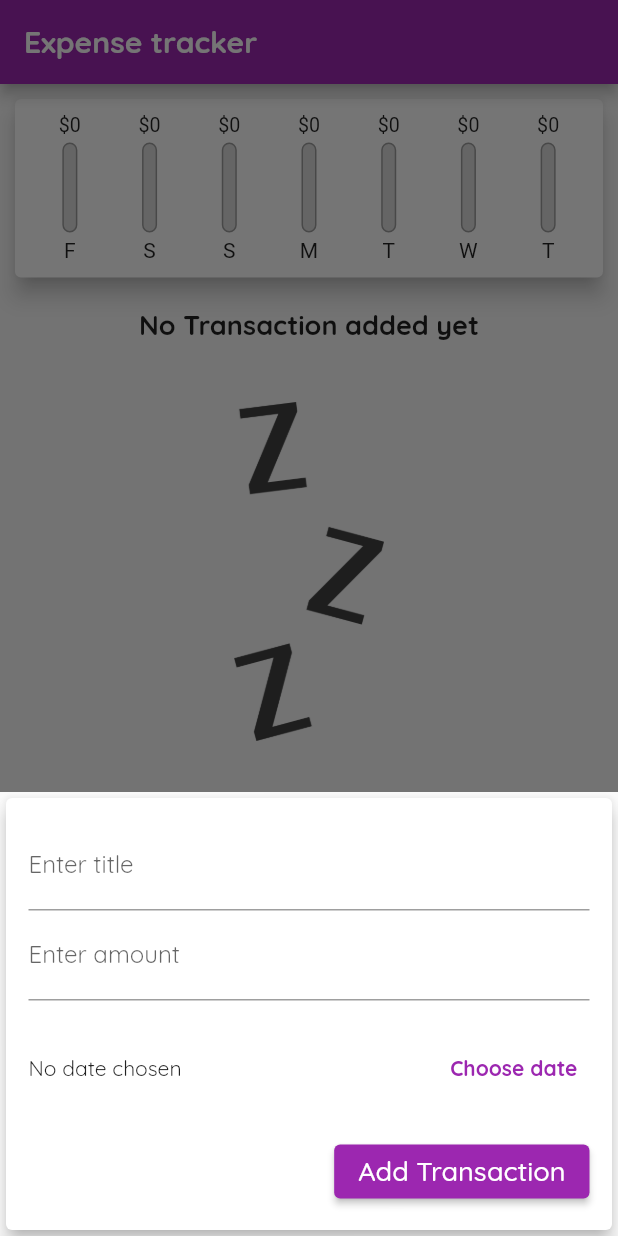
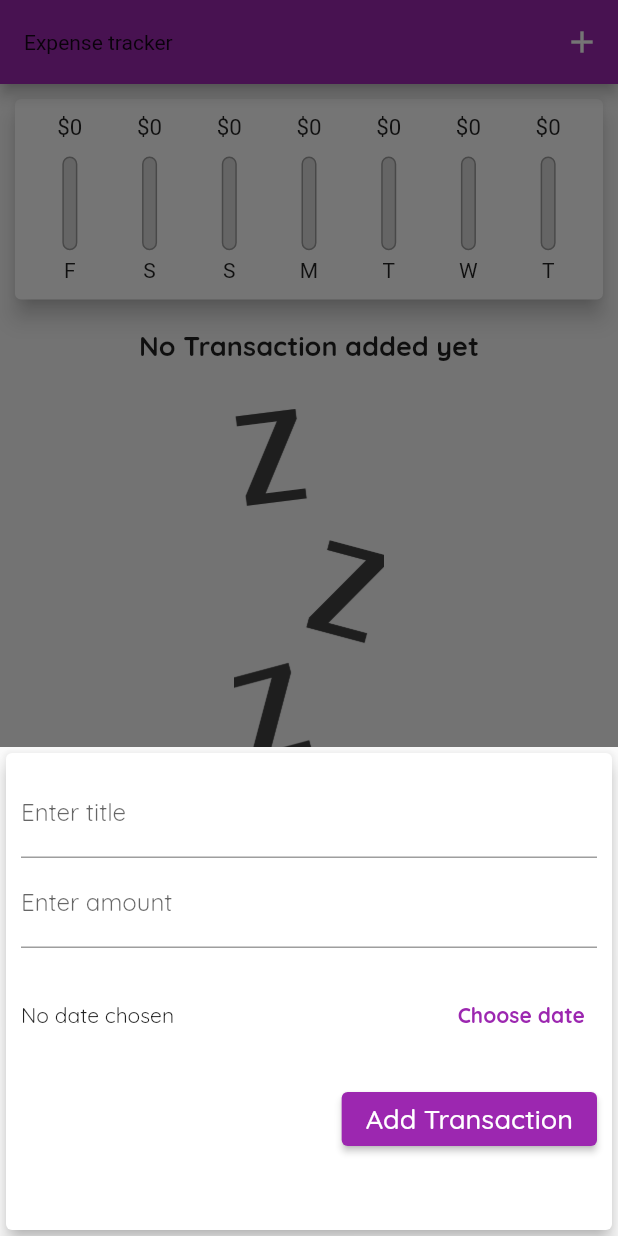
Before and after one commit to inedjosh/expense-tracker-app, a Flutter app: the screen it shows after launch, after a tap on the "add" icon, on a phone screen of 412 x 824 dp. Run offline on Flutter 3.47's test engine with Material 2 defaults, Android fonts, the phone set to English and light mode, and no system bars.

Commit message:
added responsiveness

```diff
--- a/expense_tracker/lib/main.dart
+++ b/expense_tracker/lib/main.dart
@@ -1,22 +1,52 @@
 import 'package:expense_tracker/widgets/transaction_list.dart';
+import 'package:flutter/services.dart';
+import 'dart:io';
+import 'package:flutter/cupertino.dart';
 
 import './widgets/new_transaction.dart';
 import 'package:flutter/material.dart';
 import './models/transaction.dart';
 import './widgets/chart.dart';
 
-void main() {
-  runApp(MainApp());
+// void main() {
+//   WidgetsFlutterBinding.ensureInitialized();
+//   SystemChrome.setPreferredOrientations(
+//       [DeviceOrientation.portraitDown, DeviceOrientation.portraitUp]);
+//   runApp(MyApp());
+// }
+
+void main() => runApp(MyApp());
+
+class MyApp extends StatelessWidget {
+  @override
+  Widget build(BuildContext context) {
+    return MaterialApp(
+      debugShowCheckedModeBanner: false,
+      theme: ThemeData(
+          primarySwatch: Colors.purple,
+          fontFamily: 'QuickSand',
+          textTheme: ThemeData.light().textTheme.copyWith(
+              headline6: TextStyle(
+                  fontFamily: "QuickSand",
+                  fontSize: 18,
+                  fontWeight: FontWeight.bold)),
+          appBarTheme: AppBarTheme(
+              textTheme: ThemeData.light().textTheme.copyWith(
+                  headline5: TextStyle(
+                      fontFamily: 'QuickSand',
+                      fontSize: 20,
+                      fontWeight: FontWeight.bold)))),
+      home: MyHomePage(),
+    );
+  }
 }
 
-class MainApp extends StatefulWidget {
-  MainApp({super.key});
-
+class MyHomePage extends StatefulWidget {
   @override
-  State<MainApp> createState() => _MainAppState();
+  _MyHomePageState createState() => _MyHomePageState();
 }
 
-class _MainAppState extends State<MainApp> {
+class _MyHomePageState extends State<MyHomePage> {
   // late String titleInput;
 
   final List<Transaction> _transactions = [
@@ -44,6 +74,8 @@ class _MainAppState extends State<MainApp> {
     });
   }
 
+  bool _showChart = false;
+
   void _deleteTransaction(String id) {
     setState(() {
       _transactions.removeWhere((element) => element.id == id);
@@ -60,45 +92,99 @@ class _MainAppState extends State<MainApp> {
 
   @override
   Widget build(BuildContext context) {
-    return MaterialApp(
-      theme: ThemeData(
-          primarySwatch: Colors.purple,
-          fontFamily: 'QuickSand',
-          textTheme: ThemeData.light().textTheme.copyWith(
-              headline6: TextStyle(
-                  fontFamily: "QuickSand",
-                  fontSize: 18,
-                  fontWeight: FontWeight.bold)),
-          appBarTheme: AppBarTheme(
-              textTheme: ThemeData.light().textTheme.copyWith(
-                  headline6: TextStyle(
-                      fontFamily: 'QuickSand',
-                      fontSize: 20,
-                      fontWeight: FontWeight.bold)))),
-      debugShowCheckedModeBanner: false,
-      home: Scaffold(
-          resizeToAvoidBottomInset: false,
-          appBar: AppBar(
+    final mediaQuery = MediaQuery.of(context);
+    final isLandscape =
+        MediaQuery.of(context).orientation == Orientation.landscape;
+    final dynamic appBar = Platform.isIOS
+        ? CupertinoNavigationBar(
+            middle: const Text('Expense tracker'),
+            trailing: Row(
+              mainAxisSize: MainAxisSize.min,
+              children: [
+                GestureDetector(
+                    onTap: () => _openNewTransactionModal(context),
+                    child: Icon(CupertinoIcons.add)),
+              ],
+            ),
+          )
+        : AppBar(
             title: const Text('Expense tracker'),
+            actions: <Widget>[
+              IconButton(
+                icon: Icon(Icons.add),
+                onPressed: () => _openNewTransactionModal(context),
               ),
-          body: SingleChildScrollView(
+            ],
+          );
+    final trxListWidget = Container(
+        height: (mediaQuery.size.height -
+                appBar.preferredSize.height -
+                mediaQuery.padding.top) *
+            0.8,
+        child: TransactionList(_transactions, _deleteTransaction));
+    final pageBody = SafeArea(
+      child: SingleChildScrollView(
         child: Column(
           mainAxisAlignment: MainAxisAlignment.start,
           crossAxisAlignment: CrossAxisAlignment.stretch,
           children: <Widget>[
-                Chart(_recentTransactions),
-                TransactionList(_transactions, _deleteTransaction)
+            if (isLandscape)
+              Row(
+                mainAxisAlignment: MainAxisAlignment.center,
+                children: [
+                  Text(
+                    'Show Chart',
+                    style: TextStyle(fontFamily: 'QuickSand'),
+                  ),
+                  Switch.adaptive(
+                      activeColor: Theme.of(context).accentColor,
+                      value: _showChart,
+                      onChanged: (val) {
+                        setState(() {
+                          _showChart = val;
+                        });
+                      })
+                ],
+              ),
+            if (!isLandscape)
+              Container(
+                  height: (mediaQuery.size.height -
+                          appBar.preferredSize.height -
+                          mediaQuery.padding.top) *
+                      0.2,
+                  child: Chart(_recentTransactions)),
+            if (!isLandscape) trxListWidget,
+            if (isLandscape)
+              _showChart
+                  ? Container(
+                      height: (mediaQuery.size.height -
+                              appBar.preferredSize.height -
+                              mediaQuery.padding.top) *
+                          0.2,
+                      child: Chart(_recentTransactions))
+                  : trxListWidget
           ],
         ),
       ),
+    );
+    return Platform.isIOS
+        ? CupertinoPageScaffold(
+            child: pageBody,
+            navigationBar: appBar,
+          )
+        : Scaffold(
+            resizeToAvoidBottomInset: false,
+            appBar: appBar,
+            body: pageBody,
             floatingActionButtonLocation:
                 FloatingActionButtonLocation.centerFloat,
-          floatingActionButton: Builder(
+            floatingActionButton: Platform.isIOS
+                ? Container()
+                : Builder(
                     builder: (context) => FloatingActionButton(
                       child: Icon(Icons.add),
                       onPressed: () => _openNewTransactionModal(context),
                     ),
-          )),
-    );
+                  ));
   }
 }
--- /dev/null
+++ b/expense_tracker/lib/widgets/adaptive_flat_button.dart
@@ -0,0 +1,29 @@
+import 'package:flutter/material.dart';
+import 'dart:io';
+import 'package:flutter/cupertino.dart';
+
+class AdaptiveFlatButton extends StatelessWidget {
+  final String text;
+  final VoidCallback _handler;
+
+  AdaptiveFlatButton(this.text, this._handler);
+
+  @override
+  Widget build(BuildContext context) {
+    return Platform.isIOS
+        ? CupertinoButton(
+            child: Text('Add Transaction',
+                style: TextStyle(
+                    color: Colors.white,
+                    fontFamily: 'QuickSand',
+                    fontSize: 18)),
+            onPressed: _handler)
+        : ElevatedButton(
+            onPressed: _handler,
+            child: Text('Add Transaction',
+                style: TextStyle(
+                    color: Colors.white,
+                    fontFamily: 'QuickSand',
+                    fontSize: 18)));
+  }
+}
--- a/expense_tracker/lib/widgets/chart_bar.dart
+++ b/expense_tracker/lib/widgets/chart_bar.dart
@@ -12,17 +12,18 @@ class ChartBar extends StatelessWidget {
 
   @override
   Widget build(BuildContext context) {
+    return LayoutBuilder(builder: (ctx, constraints) {
       return Column(
         children: [
           Container(
-            height: 15,
+              height: constraints.maxHeight * 0.15,
               child: FittedBox(
                   child: Text('\$${spendingAmount.toStringAsFixed(0)}'))),
           SizedBox(
-          height: 4,
+            height: constraints.maxHeight * 0.1,
           ),
           Container(
-            height: 60,
+              height: constraints.maxHeight * 0.55,
               width: 10,
               child: Stack(
                 children: [
@@ -44,10 +45,13 @@ class ChartBar extends StatelessWidget {
                 ],
               )),
           SizedBox(
-          height: 4,
+            height: constraints.maxHeight * 0.05,
           ),
-        Text(label)
+          FittedBox(
+              child: Container(
+                  height: constraints.maxHeight * 0.15, child: Text(label)))
         ],
       );
+    });
   }
 }
--- a/expense_tracker/lib/widgets/new_transaction.dart
+++ b/expense_tracker/lib/widgets/new_transaction.dart
@@ -1,5 +1,7 @@
 import 'package:flutter/material.dart';
 import 'package:intl/intl.dart';
+import 'package:flutter/cupertino.dart';
+import 'dart:io';
 
 class NewTransaction extends StatefulWidget {
   final Function(String, double, DateTime) handleSubmit;
@@ -50,10 +52,15 @@ class _NewTransactionState extends State<NewTransaction> {
 
   @override
   Widget build(BuildContext context) {
-    return Card(
+    return SingleChildScrollView(
+      child: Card(
           elevation: 5,
           child: Container(
-          padding: EdgeInsets.all(15),
+            padding: EdgeInsets.only(
+                top: 10,
+                left: 10,
+                right: 10,
+                bottom: MediaQuery.of(context).viewInsets.bottom + 50),
             child: SingleChildScrollView(
               child: Column(
                 crossAxisAlignment: CrossAxisAlignment.end,
@@ -94,7 +101,15 @@ class _NewTransactionState extends State<NewTransaction> {
                       ],
                     ),
                   ),
-                ElevatedButton(
+                  Platform.isIOS
+                      ? CupertinoButton(
+                          child: Text('Add Transaction',
+                              style: TextStyle(
+                                  color: Colors.white,
+                                  fontFamily: 'QuickSand',
+                                  fontSize: 18)),
+                          onPressed: _submitData)
+                      : ElevatedButton(
                           onPressed: _submitData,
                           child: Text('Add Transaction',
                               style: TextStyle(
@@ -104,6 +119,7 @@ class _NewTransactionState extends State<NewTransaction> {
                 ],
               ),
             ),
-        ));
+          )),
+    );
   }
 }
--- a/expense_tracker/lib/widgets/transaction_list.dart
+++ b/expense_tracker/lib/widgets/transaction_list.dart
@@ -12,23 +12,25 @@ class TransactionList extends StatelessWidget {
   Widget build(BuildContext context) {
     return Container(
         padding: EdgeInsets.all(10),
-        height: 400,
         child: transactions.isEmpty
-            ? Column(
+            ? LayoutBuilder(builder: (ctx, constarints) {
+                return Column(
                   children: [
                     Text('No Transaction added yet',
                         style: Theme.of(context).textTheme.headline6),
                     SizedBox(
-                    height: 20,
+                      height: 10,
                     ),
                     Container(
+                      height: constarints.maxHeight * 0.4,
                       width: 100,
                       margin: EdgeInsets.all(20),
                       child: Image.asset('assets/image/waiting.png',
                           fit: BoxFit.cover),
                     )
                   ],
-              )
+                );
+              })
             : ListView.builder(
                 itemBuilder: (ctx, index) {
                   return TransactionDiv(transactions, index, handleDelete);
--- a/expense_tracker/lib/widgets/transationDiv.dart
+++ b/expense_tracker/lib/widgets/transationDiv.dart
@@ -27,11 +27,21 @@ class TransactionDiv extends StatelessWidget {
             style: Theme.of(context).textTheme.headline6),
         subtitle: Text(DateFormat.yMMMMd().format(transactions[index].date),
             style: TextStyle(color: Colors.grey)),
-        trailing: IconButton(
-          icon: Icon(Icons.delete),
-          onPressed: () => handleDelete(transactions[index].id),
-          color: Theme.of(context).errorColor,
-        ),
+        trailing: MediaQuery.of(context).size.width > 360
+            ? TextButton.icon(
+                onPressed: () => handleDelete(transactions[index].id),
+                icon: Icon(Icons.delete, color: Theme.of(context).errorColor),
+                label: Text(
+                  'Delete',
+                  style: TextStyle(
+                      fontFamily: "QuickSand",
+                      color: Theme.of(context).errorColor),
+                ))
+            : IconButton(
+                icon: Icon(Icons.delete, color: Theme.of(context).errorColor),
+                onPressed: () => handleDelete(transactions[index].id),
+                color: Theme.of(context).errorColor,
+              ),
       ),
     );
   }
```
Lines whose indentation alone changed are shown as unchanged.
